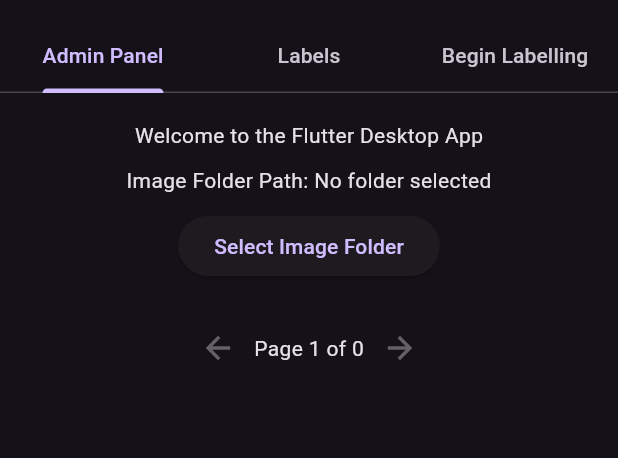
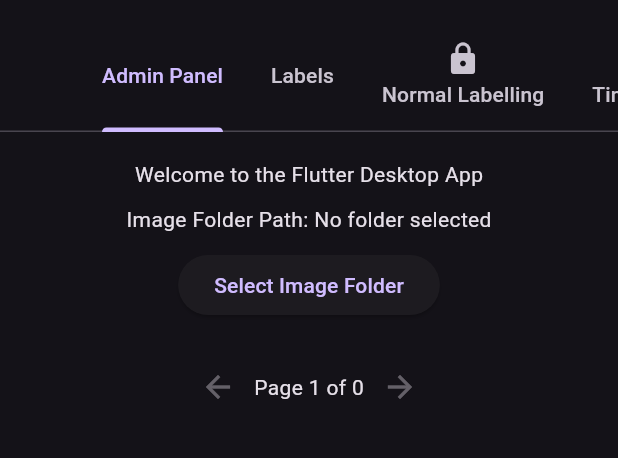
Before and after one commit to Pi-31415/SMART-Swipe, a Flutter app: the screen it shows after launch, on a phone screen of 412 x 824 dp, the part 63-521 px from its top. Run offline on Flutter 3.47's test engine with Material 3 defaults, Android fonts, the phone set to English and light mode, and no system bars; our stand-ins replace file_picker, shared_preferences.

Commit message:
All Fully Working

```diff
--- a/lib/admin_panel.dart
+++ b/lib/admin_panel.dart
@@ -4,7 +4,9 @@
 import 'package:file_picker/file_picker.dart';
 
 class AdminPanel extends StatefulWidget {
-  const AdminPanel({Key? key}) : super(key: key);
+  final Function(bool) onFolderSelected;
+  const AdminPanel({Key? key, required this.onFolderSelected})
+      : super(key: key);
 
   @override
   // ignore: library_private_types_in_public_api
@@ -79,9 +81,11 @@
       });
       await _saveFolderPath(selectedDirectory);
       await _loadImages(selectedDirectory);
+      widget.onFolderSelected(true); // Notify that folder is selected
     } else {
       // Handle the case when selectedDirectory is null
       // For example, show an error message or set a default value
+      widget.onFolderSelected(false); // Notify that folder is not selected
     }
   }
 
--- a/lib/main.dart
+++ b/lib/main.dart
@@ -2,6 +2,7 @@
 import 'admin_panel.dart';
 import 'labels.dart';
 import 'beginlabelling.dart';
+import 'tindermode.dart';
 
 void main() {
   runApp(const MyApp());
@@ -35,11 +36,18 @@
 class _MainTabsState extends State<MainTabs>
     with SingleTickerProviderStateMixin {
   late TabController _tabController;
+  bool isFolderSelected = false;
 
   @override
   void initState() {
     super.initState();
-    _tabController = TabController(length: 3, vsync: this);
+    _tabController = TabController(length: 4, vsync: this);
+  }
+
+  void _handleFolderSelection(bool isSelected) {
+    setState(() {
+      isFolderSelected = isSelected;
+    });
   }
 
   @override
@@ -49,25 +57,38 @@
   }
 
   @override
+  @override
   Widget build(BuildContext context) {
     return Scaffold(
       appBar: AppBar(
         title: const Text('SMART Swipe 2.0'),
         bottom: TabBar(
           controller: _tabController,
-          tabs: const [
-            Tab(text: 'Admin Panel'),
-            Tab(text: 'Labels'),
-            Tab(text: 'Begin Labelling'),
+          tabs: [
+            const Tab(text: 'Admin Panel'),
+            const Tab(text: 'Labels'),
+            Tab(
+              icon: isFolderSelected ? null : const Icon(Icons.lock),
+              text: 'Normal Labelling',
+            ),
+            Tab(
+              icon: isFolderSelected ? null : const Icon(Icons.lock),
+              text: 'Tinder Mode',
+            ),
           ],
+          isScrollable: true,
         ),
       ),
       body: TabBarView(
         controller: _tabController,
-        children: const [
-          AdminPanel(),
-          LabelsPage(),
-          BeginLabellingPage(),
+        children: [
+          AdminPanel(onFolderSelected: _handleFolderSelection),
+          const LabelsPage(),
+          if (isFolderSelected) const BeginLabellingPage() else Container(),
+          if (isFolderSelected)
+            const TinderModeLabellingPage()
+          else
+            Container(),
         ],
       ),
     );
```
Also changed, not shown: lib/beginlabelling.dart (+5 -5 lines), lib/tindermode.dart (added, +263 -0 lines).
